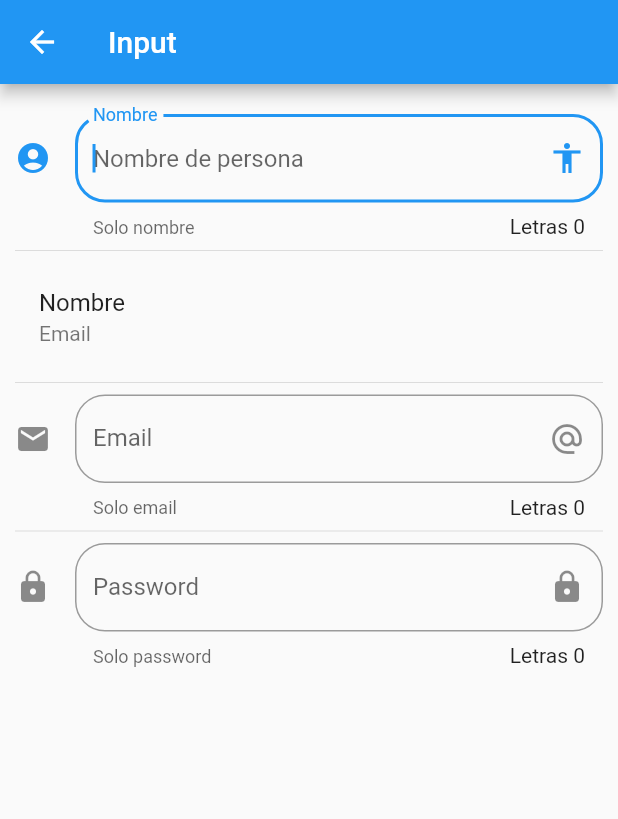
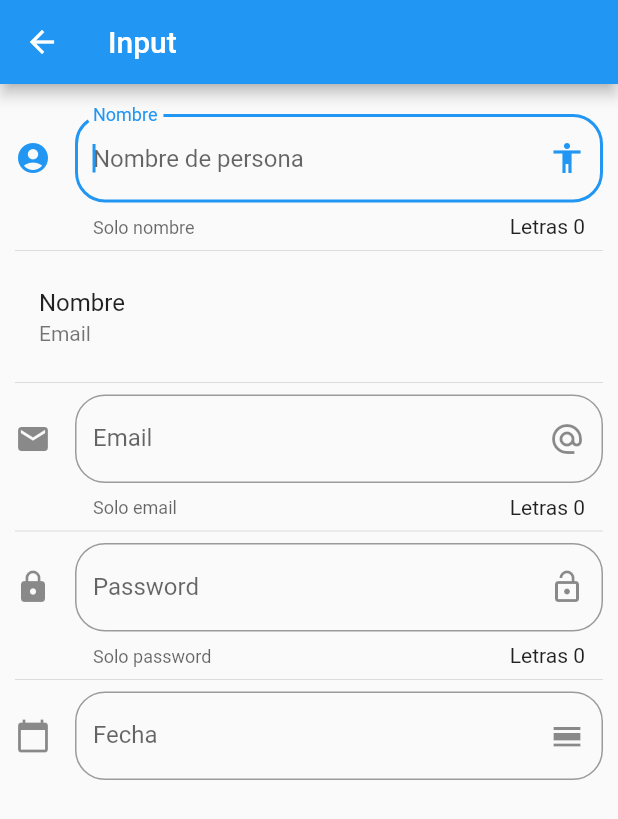
Before and after one commit to AlanCasasArevalo/Components-Flutter, a Flutter app: the screen it shows after launch, after a tap on "Inputs", on a phone screen of 412 x 824 dp. Shown: the top 819 px of the screen. Run offline on Flutter 3.47's test engine with Material 2 defaults, Android fonts, the phone set to English and light mode, and no system bars; network calls fail.

Commit message:
[FEATURE][INPUTS] * Input date field was created * Localization was added English, Spanish Israeli

```diff
--- a/lib/main.dart
+++ b/lib/main.dart
@@ -1,5 +1,6 @@
 import 'package:components/src/routes/routes.dart';
 import 'package:flutter/material.dart';
+import 'package:flutter_localizations/flutter_localizations.dart';
 
 void main() => runApp(MyApp());
 
@@ -7,6 +8,12 @@ class MyApp extends StatelessWidget {
   @override
   Widget build(BuildContext context) {
     return MaterialApp(
+      localizationsDelegates: GlobalMaterialLocalizations.delegates,
+      supportedLocales: [
+        const Locale('en', 'US'), // American English
+        const Locale('he', 'IL'), // Israeli Hebrew
+        const Locale('es', 'ES'), // Español
+      ],
       title: 'Componentes',
       debugShowCheckedModeBanner: false,
       initialRoute: '/',
--- a/lib/src/pages/input_page.dart
+++ b/lib/src/pages/input_page.dart
@@ -10,6 +10,9 @@ class _InputPageState extends State<InputPage> {
   String _name = '';
   String _email = '';
   String _password = '';
+  String _date = '';
+
+  TextEditingController _inputTextFieldDateController = new TextEditingController();
 
   @override
   Widget build(BuildContext context) {
@@ -26,7 +29,9 @@ class _InputPageState extends State<InputPage> {
           Divider(),
           _emailCreation(),
           Divider(),
-          _passwordCreation()
+          _passwordCreation(),
+          Divider(),
+          _dateCreation(context)
         ],
       ),
     );
@@ -95,7 +100,7 @@ class _InputPageState extends State<InputPage> {
           hintText: 'Password',
           labelText: 'Password',
           helperText: 'Solo password',
-          suffixIcon: Icon(Icons.lock),
+          suffixIcon: Icon(Icons.lock_open),
           icon: Icon(Icons.lock)
       ),
       onChanged: (value) {
@@ -106,4 +111,41 @@ class _InputPageState extends State<InputPage> {
     );
   }
 
+  Widget _dateCreation(BuildContext context) {
+    return TextField(
+      enableInteractiveSelection: false,
+      controller: _inputTextFieldDateController,
+      decoration: InputDecoration(
+          border: OutlineInputBorder(
+              borderRadius: BorderRadius.circular(20.0)
+          ),
+          hintText: 'Fecha',
+          labelText: 'Fecha',
+          suffixIcon: Icon(Icons.calendar_view_day),
+          icon: Icon(Icons.calendar_today)
+      ),
+      onTap: () {
+        FocusScope.of(context).requestFocus(new FocusNode());
+        _selectDate(context);
+      },
+    );
+  }
+
+  void _selectDate(BuildContext context) async {
+    DateTime picked = await showDatePicker(
+        context: context,
+        locale: Locale('es', 'ES'),
+        initialDate: new DateTime.now(),
+        firstDate: new DateTime(2019),
+        lastDate: new DateTime(2045)
+    );
+
+    if (picked != null) {
+      setState(() {
+        _date = picked.toString();
+        _inputTextFieldDateController.text = _date;
+      });
+    }
+  }
+
 }
--- a/pubspec.yaml
+++ b/pubspec.yaml
@@ -31,6 +31,8 @@ dependencies:
 
 dev_dependencies:
   flutter_test:
+    sdk: flutter
+  flutter_localizations: # Add this line
     sdk: flutter
 
 # For information on the generic Dart part of this file, see the
```
